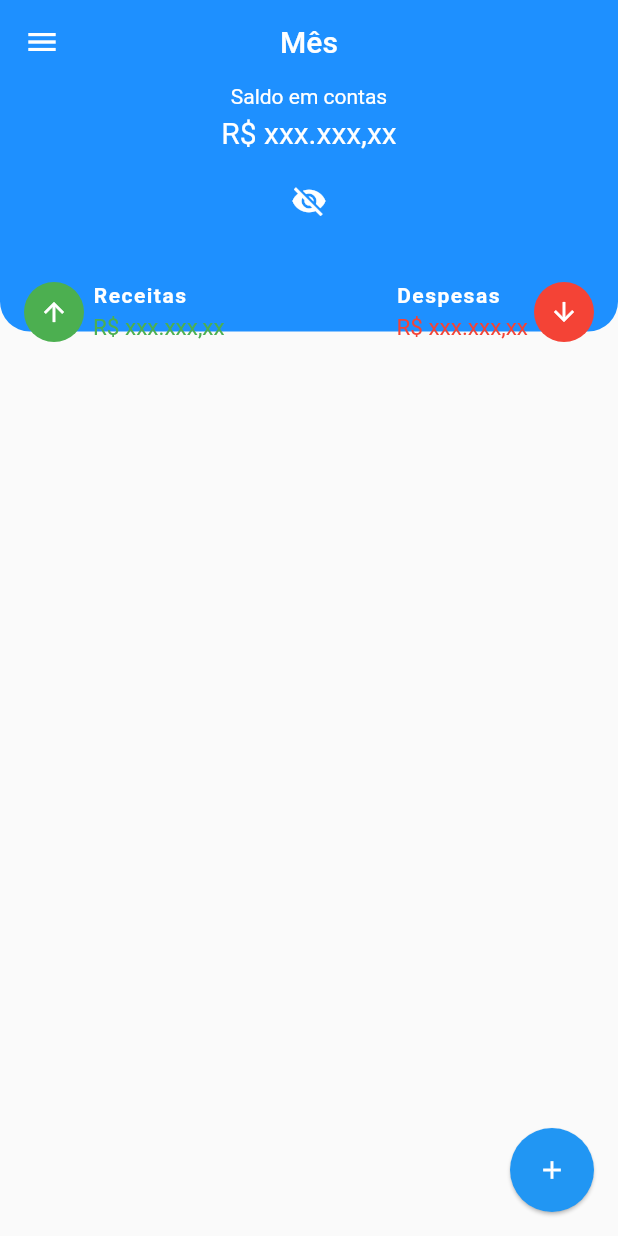
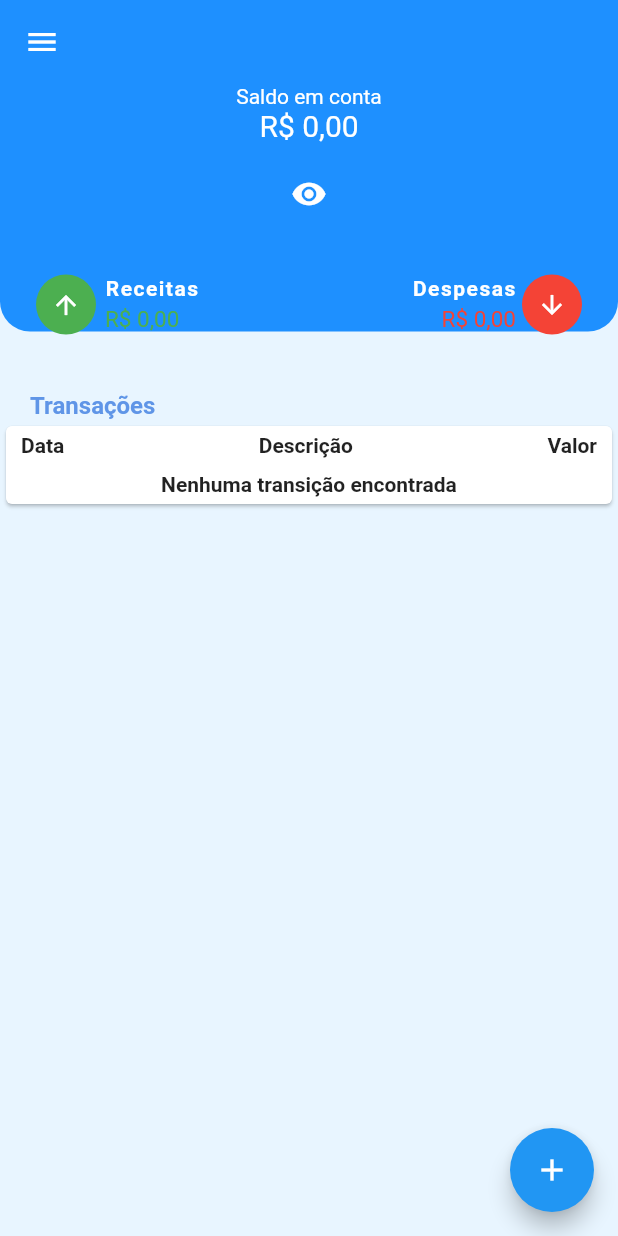
Before and after one commit to proz-tecnologia/PIT03GP07, a Flutter app: the screen it shows after launch, on a phone screen of 412 x 824 dp. Run offline on Flutter 3.47's test engine with Material 2 defaults, Android fonts, the light colour scheme and no system bars; drawn by our look-alikes of flutter_speed_dial; missing offline and left inert: dart:html.

Commit message:
added features

```diff
--- /dev/null
+++ b/lib/controller/transaction_controller.dart
@@ -0,0 +1,55 @@
+import 'package:flutter/material.dart';
+import 'package:proz_project_finance/mock/category_mock.dart';
+import 'package:proz_project_finance/mock/transaction_mock.dart';
+import 'package:proz_project_finance/model/category.dart';
+import 'package:proz_project_finance/model/transaction.dart';
+
+class TransactionController extends ChangeNotifier {
+  final List<Category> _categories = [];
+  final List<Transaction> _transactions = [];
+
+
+  TransactionController() {
+    _categories.addAll(CategoryMock.getCategories());
+    // _transactions.addAll(TransactionMock.generateTransactions(10, categories));
+  }
+
+  List<Category> get categories => _categories;
+  List<Transaction> get transactions => _transactions;
+
+  double get getTotalIncoming {
+    double value = 0;
+    var filtered = _transactions
+        .where((element) => element.transactionType == TransactionType.INCOME);
+    for (var transaction in filtered) {
+      value += transaction.value;
+    }
+    return value;
+  }
+
+  double get getTotalOutcoming {
+    double value = 0;
+    var filtered = _transactions
+        .where((element) => element.transactionType == TransactionType.EXPENSE);
+    for (var transaction in filtered) {
+      value += transaction.value;
+    }
+    return value;
+  }
+
+  void add(Transaction item) {
+    _transactions.add(item);
+    _transactions.sort(((a, b) => b.dateTime!.compareTo(a.dateTime!)));
+    notifyListeners();
+  }
+
+  void removeByID(String id) {
+    _transactions.removeWhere((e) => e.id == id);
+    notifyListeners();
+  }
+
+  void removeByPosition(int index) {
+    _transactions.removeAt(index);
+    notifyListeners();
+  }
+}
--- a/lib/main.dart
+++ b/lib/main.dart
@@ -1,8 +1,17 @@
 import 'package:flutter/material.dart';
+import 'package:provider/provider.dart';
+import 'package:proz_project_finance/controller/transaction_controller.dart';
+import 'package:proz_project_finance/model/transaction.dart';
 import 'package:proz_project_finance/ui/pages/home/home_page.dart';
+import 'package:proz_project_finance/ui/pages/new_revenue/new_transaction_page.dart';
 
 void main() {
-  runApp(const MyApp());
+  runApp(
+    ChangeNotifierProvider(
+      create: (context) => TransactionController(),
+      child: const MyApp(),
+    ),
+  );
 }
 
 class MyApp extends StatelessWidget {
@@ -16,8 +25,14 @@ class MyApp extends StatelessWidget {
       title: 'Flutter Demo',
       theme: ThemeData(
         primarySwatch: Colors.blue,
+        fontFamily: 'Roboto',
       ),
-      home: const homePage(),
+      initialRoute: '/',
+      routes: {
+        '/': (context) => HomePage(),
+        '/new-income':(context) => NewTransactionPage(TransactionType.INCOME),
+        '/new-expense':(context) => NewTransactionPage(TransactionType.EXPENSE),
+      },
     );
   }
 }
--- /dev/null
+++ b/lib/mock/category_mock.dart
@@ -0,0 +1,9 @@
+import 'package:proz_project_finance/model/category.dart';
+
+abstract class CategoryMock {
+  static List<Category> getCategories() {
+    return {"Alimentação", "Jogos", "Educação", "Saúde", "Transporte"}
+        .map((e) => Category(name: e))
+        .toList();
+  }
+}
--- /dev/null
+++ b/lib/model/category.dart
@@ -0,0 +1,8 @@
+import 'package:uuid/uuid.dart';
+
+class Category {
+  String id = const Uuid().v4();
+  String name;
+
+  Category({this.name = "Não definido"});
+}
--- /dev/null
+++ b/lib/model/transaction.dart
@@ -0,0 +1,21 @@
+// ignore_for_file: constant_identifier_names
+import 'package:proz_project_finance/model/category.dart';
+import 'package:uuid/uuid.dart';
+
+class Transaction {
+  String id = const Uuid().v4();
+  TransactionType transactionType;
+  DateTime? dateTime;
+  Category? category;
+  String description;
+  double value;
+
+  Transaction(
+      {this.transactionType = TransactionType.INCOME,
+      this.dateTime,
+      this.category,
+      this.description = "",
+      this.value = 0.0});
+}
+
+enum TransactionType { INCOME, EXPENSE }
--- a/lib/strings.dart
+++ b/lib/strings.dart
@@ -2,4 +2,7 @@ abstract class Strings {
   static const String APP_HOME = "Resumo";
   static const String APP_ACCOUNT = "Conta";
   static const String APP_TRANSACTIONS = "Transações";
+  static const String APP_REVENUES = "Receitas";
+  static const String APP_EXPENSES = "Despesas";
+  static const String APP_EXPENSES_CATEGORY = "Despesas por Categorias";
 }
--- a/lib/ui/pages/home/home_page.dart
+++ b/lib/ui/pages/home/home_page.dart
@@ -2,32 +2,100 @@ import 'dart:html';
 
 import 'package:flutter/cupertino.dart';
 import 'package:flutter/material.dart';
-import 'package:proz_project_finance/ui/components/body_home.dart';
+import 'package:provider/provider.dart';
+import 'package:proz_project_finance/controller/transaction_controller.dart';
+import 'package:proz_project_finance/model/transaction.dart';
+import 'package:proz_project_finance/strings.dart';
+import 'package:proz_project_finance/ui/components/item_transaction.dart';
+import 'package:proz_project_finance/ui/pages/home/widgets/card_transactions.dart';
+import 'package:proz_project_finance/ui/pages/home/widgets/title_body.dart';
+import 'package:proz_project_finance/ui/pages/home/widgets/account_balance.dart';
 import 'package:proz_project_finance/ui/pages/home/widgets/drawer_menu.dart';
+import 'package:proz_project_finance/ui/pages/home/widgets/floating_action.dart';
+import 'package:proz_project_finance/ui/pages/home/widgets/movement_value.dart';
 
-class homePage extends StatelessWidget {
-  const homePage({super.key});
+class HomePage extends StatefulWidget {
+  const HomePage({super.key});
+
+  @override
+  State<HomePage> createState() => _HomePageState();
+}
+
+class _HomePageState extends State<HomePage> {
+  bool isVisibility = true;
+
+  void changeVisivility() {
+    setState(() {
+      isVisibility = !isVisibility;
+    });
+  }
 
   @override
   Widget build(BuildContext context) {
     return SafeArea(
       child: Scaffold(
-      appBar: AppBar(
-        backgroundColor:const Color(0xff1E90FF),
-        elevation: 0,
-        centerTitle: true,
-        title: const Text("Mês"),
+        backgroundColor: Color(0xffe8f5ff),
+        appBar: AppBar(
+          backgroundColor: const Color(0xff1E90FF),
+          elevation: 0,
+        ),
+        drawer: const DrawerMenu(),
+        body: Consumer<TransactionController>(
+          builder: (context, transactionController, chuld) =>
+              SingleChildScrollView(
+            child: Column(
+              crossAxisAlignment: CrossAxisAlignment.start,
+              children: [
+                Container(
+                  padding: EdgeInsets.only(left: 24, right: 24),
+                  height: 165,
+                  decoration: const BoxDecoration(
+                    color: Color(0xff1E90FF),
+                    borderRadius: BorderRadius.only(
+                      bottomLeft: Radius.circular(20),
+                      bottomRight: Radius.circular(
+                        20,
+                      ),
+                    ),
+                  ),
+                  child: Column(
+                    crossAxisAlignment: CrossAxisAlignment.stretch,
+                    children: [
+                      AccontBalance(
+                          isVisibility,
+                          transactionController.getTotalIncoming -
+                              transactionController.getTotalOutcoming),
+                      IconButton(
+                        onPressed: changeVisivility,
+                        icon: Icon(
+                          isVisibility
+                              ? Icons.visibility
+                              : Icons.visibility_off,
+                          color: Colors.white,
+                        ),
+                      ),
+                      const SizedBox(
+                        height: 30,
+                      ),
+                      MovimentValue(
+                          isVisibility,
+                          transactionController.getTotalOutcoming,
+                          transactionController.getTotalIncoming),
+                    ],
+                  ),
+                ),
+                SizedBox(
+                  height: 40,
+                ),
+               TitleBody(title: "Transações"),
+
+              CardTransaction(transactionController.transactions)
+              ],
+            ),
+          ),
+        ),
+        floatingActionButton: const FloatingButtonAnimate(),
       ),
-      drawer: const DrawerMenu(),
-      body: const BodyHome(),
-      floatingActionButton: FloatingActionButton(
-        elevation: 1,
-        onPressed: () {},
-        child: Icon(
-          Icons.add,
-          size: 20,
-        ),
-      ),
-    ));
+    );
   }
 }
--- /dev/null
+++ b/lib/ui/pages/home/widgets/account_balance.dart
@@ -0,0 +1,37 @@
+import 'package:flutter/cupertino.dart';
+import 'package:flutter/material.dart';
+import 'package:proz_project_finance/ui/pages/home/widgets/movement_value.dart';
+import 'package:proz_project_finance/extension/extension_double.dart';
+
+class AccontBalance extends StatelessWidget {
+  double _balance;
+  bool isVisibility;
+  AccontBalance(this.isVisibility,this._balance,{super.key});
+
+  @override
+  Widget build(BuildContext context) {
+    return Column(
+      children: [
+        const Text(
+          "Saldo em conta",
+          style: TextStyle(
+            fontSize: 14,
+            color: Colors.white ,
+          ),
+        ),
+        Padding(
+          padding: const EdgeInsets.only(bottom: 10),
+          child: Text(
+           _balance.formatBRL,
+            style: TextStyle(
+              color: isVisibility ? Colors.white : Colors.grey[600],
+              fontSize: 20,
+              backgroundColor: isVisibility ? null : Colors.grey[600]
+            ),
+          ),
+        ),
+
+      ],
+    );
+  }
+}
--- /dev/null
+++ b/lib/ui/pages/home/widgets/card_transactions.dart
@@ -0,0 +1,68 @@
+import 'package:flutter/material.dart';
+import 'package:proz_project_finance/model/transaction.dart';
+import 'package:proz_project_finance/extension/extension_double.dart';
+
+class CardTransaction extends StatelessWidget {
+  CardTransaction(this.transaction, {super.key});
+
+  List<Transaction> transaction;
+
+  TextStyle StyleText() {
+    return const TextStyle(fontSize: 14, fontWeight: FontWeight.w600);
+  }
+
+
+  @override
+  Widget build(BuildContext context) {
+    return Card(
+        child: Padding(
+      padding: const EdgeInsets.symmetric(vertical: 5, horizontal: 10),
+      child: Column(
+        children: [
+          Row(
+            mainAxisAlignment: MainAxisAlignment.spaceBetween,
+            children: [
+              Text(
+                "Data",
+                style: StyleText(),
+              ),
+              Text(
+                "Descrição",
+                style: StyleText(),
+              ),
+              Text(
+                "Valor",
+                style: StyleText(),
+              ),
+            ],
+          ),
+          const SizedBox(
+            height: 10,
+          ),
+          returnValee(),
+        ],
+      ),
+    ));
+  }
+
+   Widget returnValee() {
+    if (transaction.isEmpty) {
+      return Center(
+        child: Text(
+          'Nenhuma transição encontrada',
+          style: StyleText(),
+        ),
+      );
+    } else {
+      return ListView.builder(
+          shrinkWrap: true,
+          itemCount: transaction.length < 5 ? transaction.length : 5,
+          itemBuilder: (context, index) => ListTile(
+                leading: Text(
+                    "${transaction[index].dateTime?.day}/${transaction[index].dateTime?.month}"),
+                title: Text(transaction[index].description),
+                trailing: Text(transaction[index].value.formatBRL),
+              ));
+    }
+  }
+}
--- /dev/null
+++ b/lib/ui/pages/home/widgets/floating_action.dart
@@ -0,0 +1,38 @@
+import 'package:flutter/material.dart';
+import 'package:flutter_speed_dial/flutter_speed_dial.dart';
+
+class FloatingButtonAnimate extends StatefulWidget {
+  const FloatingButtonAnimate({super.key});
+
+  @override
+  State<FloatingButtonAnimate> createState() => _FloatingButtonAnimateState();
+}
+
+class _FloatingButtonAnimateState extends State<FloatingButtonAnimate> {
+  @override
+  Widget build(BuildContext context) {
+    return SpeedDial(
+      curve: Curves.fastLinearToSlowEaseIn,
+      icon: Icons.add,
+      activeIcon: Icons.close,
+      children: [
+        SpeedDialChild(
+            child: const Icon(Icons.trending_down),
+            labelBackgroundColor: Colors.red,
+            foregroundColor: Colors.red,
+            label: "Nova Despesa",
+            onTap: () {
+              Navigator.of(context).pushNamed('/new-expense');
+            }),
+        SpeedDialChild(
+            child: const Icon(Icons.trending_up),
+            labelBackgroundColor: Colors.green,
+            foregroundColor: Colors.green,
+            label: "Nova Receita",
+            onTap: () {
+              Navigator.of(context).pushNamed('/new-income');
+            }),
+      ],
+    );
+  }
+}
--- /dev/null
+++ b/lib/ui/pages/home/widgets/movement_value.dart
@@ -0,0 +1,104 @@
+import 'package:flutter/cupertino.dart';
+import 'package:flutter/material.dart';
+import 'package:proz_project_finance/strings.dart';
+import 'package:proz_project_finance/extension/extension_double.dart';
+
+class MovimentValue extends StatelessWidget {
+ MovimentValue(this.isVisibility, this.outcoming, this.incoming,{super.key});
+
+  bool isVisibility;
+  double outcoming;
+  double incoming;
+
+  @override
+  Widget build(BuildContext context) {
+    return
+    Row(
+      mainAxisAlignment: MainAxisAlignment.spaceBetween,
+      children: [
+        Row(
+          children: [
+            const CircleAvatar(
+              radius: 20,
+              backgroundColor: Colors.green,
+              child: Icon(
+                Icons.arrow_upward,
+                size: 20,
+                color: Colors.white,
+              ),
+            ),
+            const SizedBox(
+              width: 6,
+            ),
+          Column(
+            crossAxisAlignment: CrossAxisAlignment.start,
+            children: [
+              const Text(
+                Strings.APP_REVENUES,
+                style: TextStyle(
+                  color: Colors.white,
+                  fontSize: 14,
+                  fontWeight: FontWeight.w700,
+                  letterSpacing: 1,
+                ),
+              ),
+              const SizedBox(
+                height: 4,
+              ),
+              Text(
+                 incoming.formatBRL,
+                style:  TextStyle(
+                  color:isVisibility ? Colors.green : Colors.grey[600],
+                  fontSize: 15,
+                  backgroundColor: isVisibility ? null : Colors.grey[600]
+                ),
+              )
+            ],
+          ),
+          ],
+        ),
+        Row(
+          children: [
+          Column(
+            crossAxisAlignment: CrossAxisAlignment.end,
+            children: [
+               const Text(
+                Strings.APP_EXPENSES,
+                style: TextStyle(
+                  color: Colors.white,
+                  fontSize: 14,
+                  fontWeight: FontWeight.w700,
+                  letterSpacing: 1,
+                ),
+              ),
+              const SizedBox(
+                height: 4,
+              ),
+              Text(
+                isVisibility ? outcoming.formatBRL : "R\$ xxxx",
+                style:  TextStyle(
+                   color:isVisibility ? Colors.red: Colors.grey[600],
+                  fontSize: 15,
+                  backgroundColor: isVisibility ? null : Colors.grey[600]
+                ),
+              )
+            ],
+          ),
+          const SizedBox(
+            width: 4,
+          ),
+          const CircleAvatar(
+              radius: 20,
+              backgroundColor: Colors.red,
+              child: Icon(
+                Icons.arrow_downward,
+                size: 20,
+                color: Colors.white,
+              ),
+            ),
+          ],
+        )
+      ],
+    );
+  }
+}
--- /dev/null
+++ b/lib/ui/pages/home/widgets/title_body.dart
@@ -0,0 +1,22 @@
+import 'package:flutter/cupertino.dart';
+
+class TitleBody extends StatelessWidget {
+  TitleBody({super.key, required this.title});
+
+  String title;
+
+  @override
+  Widget build(BuildContext context) {
+    return  Padding(
+          padding: const EdgeInsets.symmetric(horizontal: 20),
+          child: Text(
+            title,
+            style:const TextStyle(
+              color: Color(0xff5f95e7),
+              fontWeight: FontWeight.w700,
+              fontSize: 16,
+            ),
+          ),
+        );
+  }
+}
```
Also changed, not shown: lib/extension/extension_double.dart (added, +7 -0 lines), lib/mock/transaction_mock.dart (added, +22 -0 lines), lib/ui/components/item_transaction.dart (added, +13 -0 lines), lib/ui/pages/new_revenue/new_transaction_page.dart (added, +188 -0 lines), lib/util/random_util.dart (added, +11 -0 lines), pubspec.yaml (+7 -1 lines), pubspec.lock.
